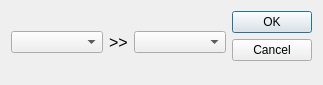
Qt form core/dialog/replacePoint.ui (KmolYuan/Pyslvs-UI) before a commit.
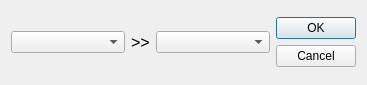
The same form after that commit. Icons and pictures are not drawn.

What changed in the file:
```diff
--- a/core/dialog/replacePoint.ui
+++ b/core/dialog/replacePoint.ui
@@ -6,19 +6,19 @@
    <rect>
     <x>0</x>
     <y>0</y>
-    <width>323</width>
+    <width>367</width>
     <height>85</height>
    </rect>
   </property>
   <property name="minimumSize">
    <size>
-    <width>323</width>
+    <width>367</width>
     <height>85</height>
    </size>
   </property>
   <property name="maximumSize">
    <size>
-    <width>323</width>
+    <width>367</width>
     <height>85</height>
    </size>
   </property>
@@ -57,6 +57,12 @@
    </item>
    <item>
     <widget class="QDialogButtonBox" name="buttonBox">
+     <property name="sizePolicy">
+      <sizepolicy hsizetype="Fixed" vsizetype="Fixed">
+       <horstretch>0</horstretch>
+       <verstretch>0</verstretch>
+      </sizepolicy>
+     </property>
      <property name="orientation">
       <enum>Qt::Vertical</enum>
      </property>
```
